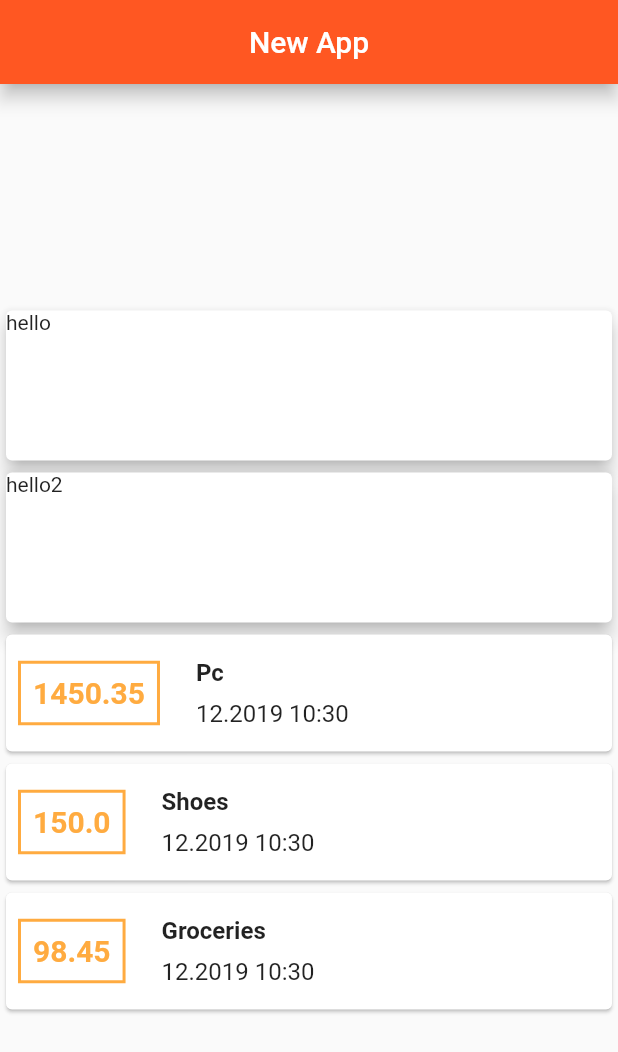
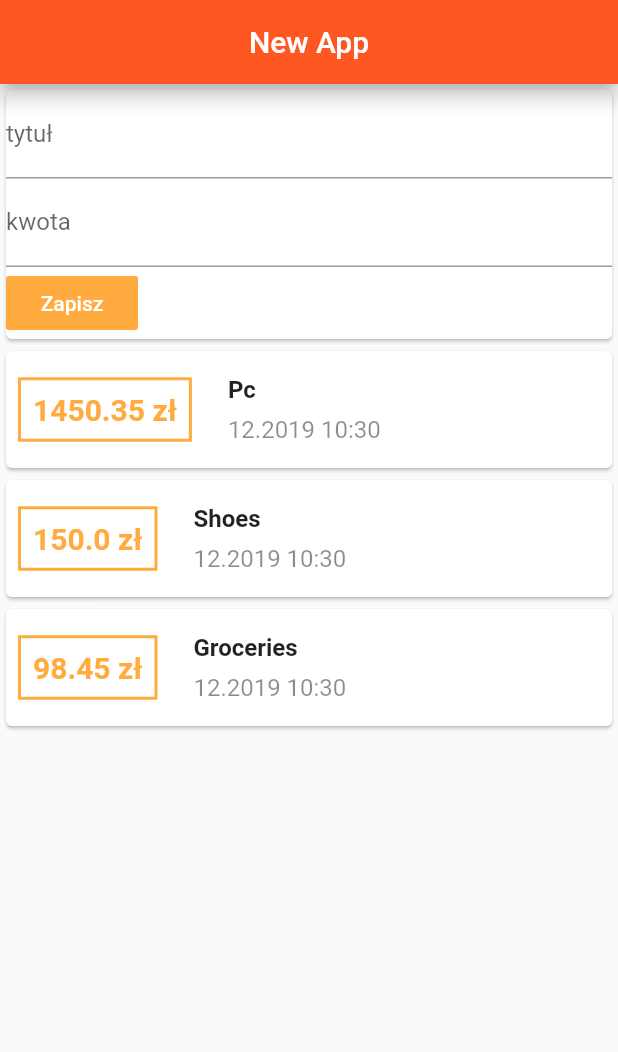
Before and after one commit to fcieminski/flutter-learning, a Flutter app: the screen it shows after launch, on a phone screen of 412 x 824 dp. Shown: the top 1052 px of the screen. Run offline on Flutter 3.47's test engine with Material 2 defaults, Android fonts, the phone set to English and light mode, and no system bars.

Commit message:
added some inputs and button

```diff
--- a/lib/main.dart
+++ b/lib/main.dart
@@ -28,24 +28,31 @@ class Home extends StatelessWidget {
         centerTitle: true,
       ),
       body: Column(
-        crossAxisAlignment: CrossAxisAlignment.center,
-        mainAxisAlignment: MainAxisAlignment.center,
         children: <Widget>[
           Card(
-            child: Container(
-              child: Text("hello"),
-              width: double.infinity,
-              height: 100,
+            child: Column(
+              crossAxisAlignment: CrossAxisAlignment.start,
+              children: <Widget>[
+                TextField(
+                  decoration: InputDecoration(
+                    labelText: 'tytuł',
+                  ),
+                ),
+                TextField(
+                  decoration: InputDecoration(
+                    labelText: 'kwota',
+                  ),
+                ),
+                FlatButton(
+                  child: Text(
+                    'Zapisz',
+                  ),
+                  color: Colors.orangeAccent,
+                  textColor: Colors.white,
+                  onPressed: () {},
+                )
+              ],
             ),
-            elevation: 5,
-          ),
-          Card(
-            child: Container(
-              child: Text('hello2'),
-              width: double.infinity,
-              height: 100,
-            ),
-            elevation: 5,
           ),
           Column(
             children: transactions.map((transaction) {
@@ -63,7 +70,7 @@ class Home extends StatelessWidget {
                           ),
                         ),
                         child: Text(
-                          transaction.amount.toString(),
+                          '${transaction.amount} zł',
                           style: TextStyle(
                             color: Colors.orangeAccent,
                             fontWeight: FontWeight.bold,
@@ -93,6 +100,7 @@ class Home extends StatelessWidget {
                                 '${transaction.time.month}.${transaction.time.year} ${transaction.time.hour}:${transaction.time.minute}',
                                 style: TextStyle(
                                   fontSize: 16,
+                                  color: Colors.black45,
                                 ),
                               ),
                             ),
```
